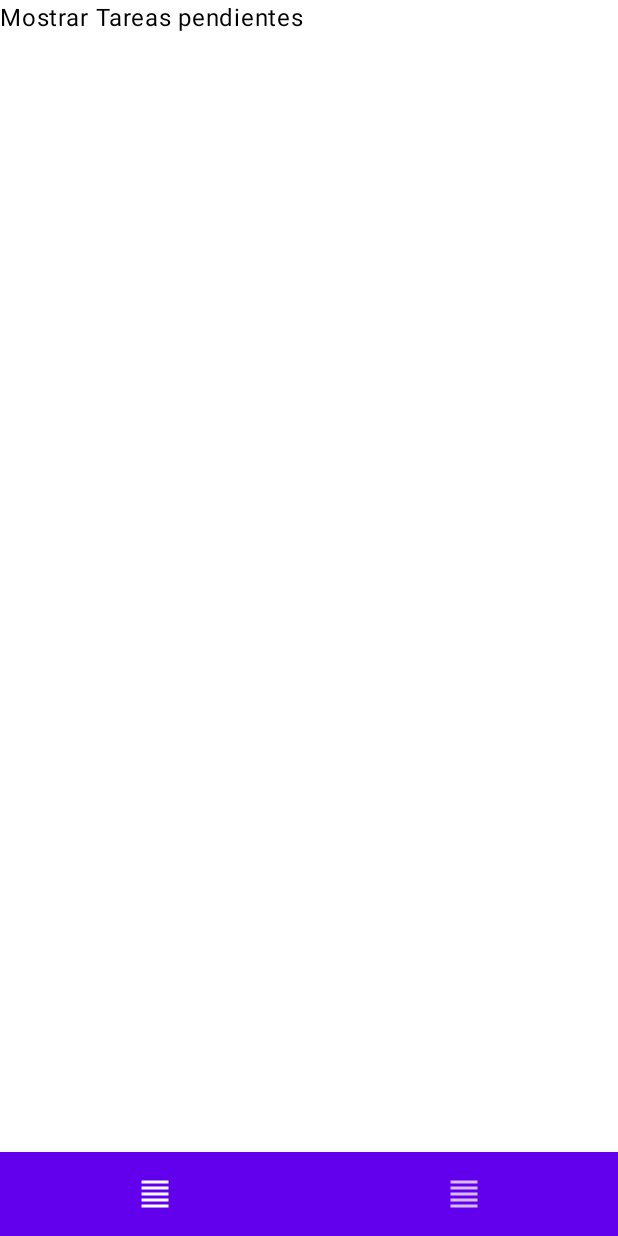
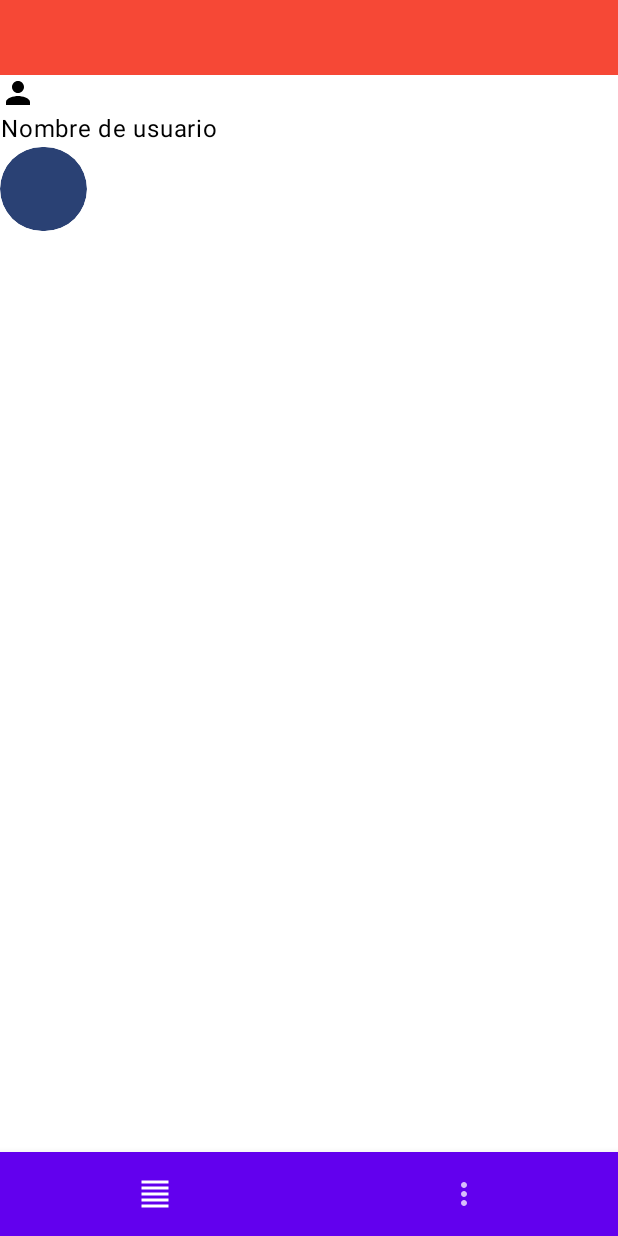
Before and after one commit to Jose-Prince/Proyecto-PPM-To-Do-List-, an Android app built with Jetpack Compose: the composable MainTaskScreen shown on its own in the app's theme, on a phone screen of 412 x 824 dp. Run offline under Robolectric (Android 15) with nearby library versions, the phone set to English and light mode, and no system bars.

Commit message:
ShowTask Preliminar design

```diff
--- a/app/src/main/java/com/example/projecttodolist/Navigation/BottomBarScreens.kt
+++ b/app/src/main/java/com/example/projecttodolist/Navigation/BottomBarScreens.kt
@@ -16,6 +16,6 @@ sealed class BottomBarScreens(
     object Settings: BottomBarScreens(
         route = "settings",
         title = "Settings",
-        icon = R.drawable.baseline_format_align_justify_24
+        icon = R.drawable.baseline_more_vert_24
     )
 }
--- a/app/src/main/java/com/example/projecttodolist/screens/ShowTasks.kt
+++ b/app/src/main/java/com/example/projecttodolist/screens/ShowTasks.kt
@@ -1,9 +1,53 @@
 package com.example.projecttodolist.screens
 
+import androidx.compose.foundation.Image
+import androidx.compose.foundation.layout.Arrangement
+import androidx.compose.foundation.layout.Column
+import androidx.compose.foundation.layout.fillMaxSize
+import androidx.compose.foundation.layout.fillMaxWidth
+import androidx.compose.foundation.layout.height
+import androidx.compose.foundation.layout.wrapContentSize
+import androidx.compose.foundation.shape.RoundedCornerShape
+import androidx.compose.material3.Button
 import androidx.compose.material3.Text
 import androidx.compose.runtime.Composable
+import androidx.compose.ui.Alignment
+import androidx.compose.ui.Modifier
+import androidx.compose.ui.draw.clip
+import androidx.compose.ui.graphics.RectangleShape
+import androidx.compose.ui.res.painterResource
+import androidx.compose.ui.text.style.TextAlign
+import androidx.compose.ui.tooling.preview.Preview
+import androidx.compose.ui.unit.dp
+import com.example.projecttodolist.DrawShape
+import com.example.projecttodolist.R
 
 @Composable
 fun ShowTasks() {
-    Text(text = "Mostrar Tareas pendientes")
+    Column (modifier = Modifier
+        .fillMaxSize()
+        .wrapContentSize(Alignment.TopCenter),
+        verticalArrangement = Arrangement.Center){
+        DrawShape(shape = RectangleShape)
+        Image(
+            painter = painterResource(id = R.drawable.baseline_person_24),
+            contentDescription = "Imagen de perfil")
+        Text(text = "Nombre de usuario",
+            textAlign = TextAlign.Center)
+        Button(
+            onClick = { /* Acción del botón */ },
+            modifier = Modifier
+                .height(56.dp)
+                .clip(RoundedCornerShape(64.dp)) // Cambia el valor para ajustar el radio de las esquinas
+        ) {
+            Text(text = " ")
+        }
+    }
+
 }
+
+@Preview
+@Composable
+fun TasksPreview() {
+    ShowTasks()
+}
--- /dev/null
+++ b/app/src/main/res/drawable/baseline_person_24.xml
@@ -0,0 +1,5 @@
+<vector android:height="24dp" android:tint="#000000"
+    android:viewportHeight="24" android:viewportWidth="24"
+    android:width="24dp" xmlns:android="http://schemas.android.com/apk/res/android">
+    <path android:fillColor="@android:color/white" android:pathData="M12,12c2.21,0 4,-1.79 4,-4s-1.79,-4 -4,-4 -4,1.79 -4,4 1.79,4 4,4zM12,14c-2.67,0 -8,1.34 -8,4v2h16v-2c0,-2.66 -5.33,-4 -8,-4z"/>
+</vector>
```
Also changed, not shown: app/src/main/java/com/example/projecttodolist/items_menu.kt (deleted, +0 -13 lines).
